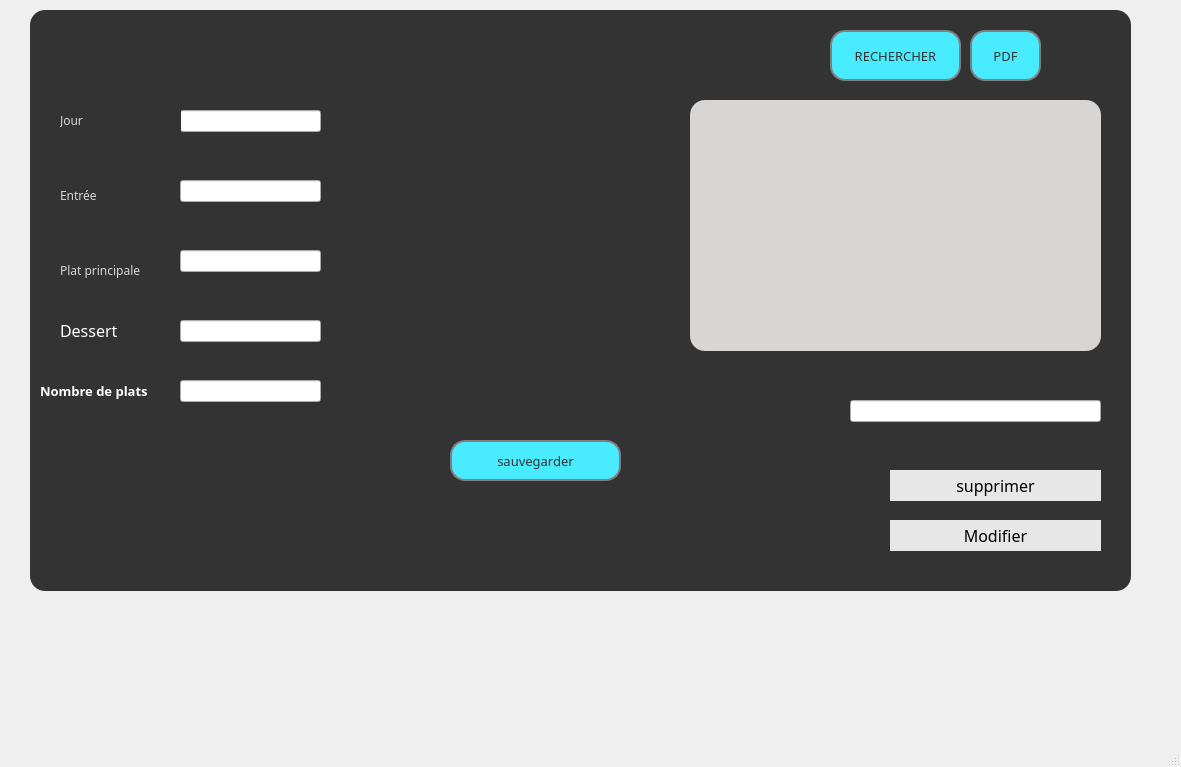
Before: the Qt Designer form mainwindow.ui in chaimachakroun/garderie, drawn with Qt 5.
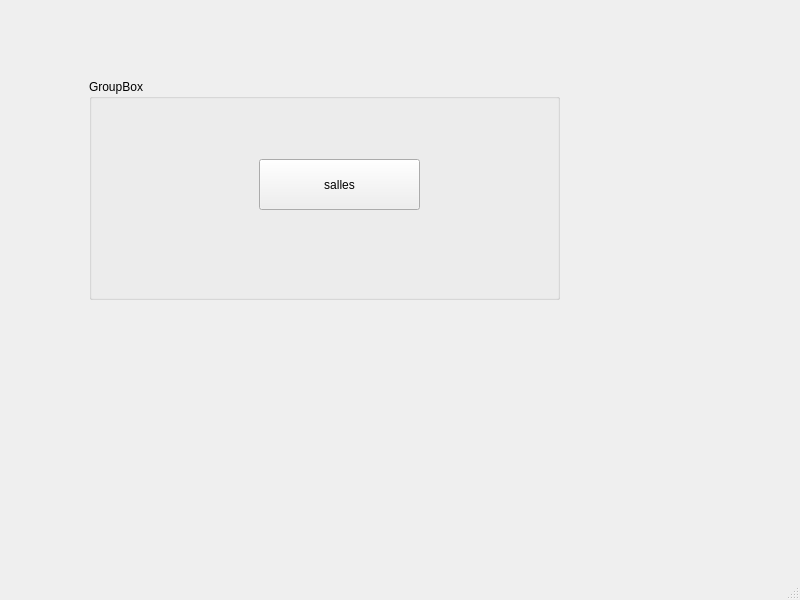
After: the same form once the commit is applied. Icons and pictures are not drawn.

```diff
--- a/mainwindow.ui
+++ b/mainwindow.ui
@@ -6,519 +6,37 @@
    <rect>
     <x>0</x>
     <y>0</y>
-    <width>1181</width>
-    <height>767</height>
+    <width>800</width>
+    <height>600</height>
    </rect>
   </property>
   <property name="windowTitle">
    <string>MainWindow</string>
   </property>
   <widget class="QWidget" name="centralwidget">
-   <widget class="QFrame" name="frame_2">
+   <widget class="QGroupBox" name="groupBox">
     <property name="geometry">
      <rect>
-      <x>30</x>
-      <y>10</y>
-      <width>1101</width>
-      <height>581</height>
+      <x>89</x>
+      <y>79</y>
+      <width>471</width>
+      <height>221</height>
      </rect>
     </property>
-    <property name="styleSheet">
-     <string notr="true">*{
-font-family:century gothic ; 
-front-size:24px
-}
-QFrame
-{
- background:#333;
-border-radius:15px; 
-}
-QPushButton
-{
-background:red ; 
-border-radius:60px; 
-}
-QToolButton
-{
-backfround:red;
-boder-radius:60px;
-}</string>
+    <property name="title">
+     <string>GroupBox</string>
     </property>
-    <property name="frameShape">
-     <enum>QFrame::StyledPanel</enum>
-    </property>
-    <property name="frameShadow">
-     <enum>QFrame::Raised</enum>
-    </property>
-    <widget class="QLineEdit" name="lineEmpl_2">
+    <widget class="QPushButton" name="pushButton">
      <property name="geometry">
       <rect>
-       <x>150</x>
-       <y>170</y>
-       <width>141</width>
-       <height>22</height>
-      </rect>
-     </property>
-     <property name="font">
-      <font>
-       <family>century gothic</family>
-       <pointsize>12</pointsize>
-      </font>
-     </property>
-    </widget>
-    <widget class="QLabel" name="tache_4">
-     <property name="enabled">
-      <bool>true</bool>
-     </property>
-     <property name="geometry">
-      <rect>
-       <x>10</x>
-       <y>370</y>
-       <width>171</width>
-       <height>21</height>
-      </rect>
-     </property>
-     <property name="font">
-      <font>
-       <family>century gothic</family>
-       <pointsize>10</pointsize>
-       <weight>75</weight>
-       <bold>true</bold>
-       <kerning>true</kerning>
-      </font>
-     </property>
-     <property name="styleSheet">
-      <string notr="true">QLabel
-{
-color:white;
-}</string>
-     </property>
-     <property name="text">
-      <string>Nombre de plats</string>
-     </property>
-     <property name="textFormat">
-      <enum>Qt::AutoText</enum>
-     </property>
-     <property name="wordWrap">
-      <bool>false</bool>
-     </property>
-     <property name="margin">
-      <number>0</number>
-     </property>
-     <property name="indent">
-      <number>-1</number>
-     </property>
-    </widget>
-    <widget class="QLineEdit" name="lineEmpl_3">
-     <property name="geometry">
-      <rect>
-       <x>150</x>
-       <y>240</y>
-       <width>141</width>
-       <height>22</height>
-      </rect>
-     </property>
-     <property name="font">
-      <font>
-       <family>century gothic</family>
-       <pointsize>12</pointsize>
-      </font>
-     </property>
-    </widget>
-    <widget class="QLineEdit" name="lineEmpl_4">
-     <property name="geometry">
-      <rect>
-       <x>150</x>
-       <y>100</y>
-       <width>141</width>
-       <height>22</height>
-      </rect>
-     </property>
-     <property name="font">
-      <font>
-       <family>century gothic</family>
-       <pointsize>12</pointsize>
-      </font>
-     </property>
-    </widget>
-    <widget class="QTableView" name="tablerepas">
-     <property name="geometry">
-      <rect>
-       <x>660</x>
-       <y>90</y>
-       <width>411</width>
-       <height>251</height>
-      </rect>
-     </property>
-     <property name="styleSheet">
-      <string notr="true">QTableView {
-    background-color: #d7d6d5
-}</string>
-     </property>
-    </widget>
-    <widget class="QLabel" name="tache">
-     <property name="enabled">
-      <bool>true</bool>
-     </property>
-     <property name="geometry">
-      <rect>
-       <x>30</x>
-       <y>310</y>
-       <width>81</width>
-       <height>21</height>
-      </rect>
-     </property>
-     <property name="font">
-      <font>
-       <family>century gothic</family>
-       <pointsize>12</pointsize>
-       <kerning>true</kerning>
-      </font>
-     </property>
-     <property name="styleSheet">
-      <string notr="true">QLabel
-{
-color:white;
-}</string>
-     </property>
-     <property name="text">
-      <string>Dessert</string>
-     </property>
-     <property name="textFormat">
-      <enum>Qt::AutoText</enum>
-     </property>
-     <property name="wordWrap">
-      <bool>false</bool>
-     </property>
-     <property name="margin">
-      <number>0</number>
-     </property>
-     <property name="indent">
-      <number>-1</number>
-     </property>
-    </widget>
-    <widget class="QLineEdit" name="lineTache">
-     <property name="geometry">
-      <rect>
-       <x>150</x>
-       <y>310</y>
-       <width>141</width>
-       <height>22</height>
-      </rect>
-     </property>
-     <property name="font">
-      <font>
-       <family>century gothic</family>
-       <pointsize>12</pointsize>
-      </font>
-     </property>
-    </widget>
-    <widget class="QLineEdit" name="lineTache_2">
-     <property name="geometry">
-      <rect>
-       <x>150</x>
-       <y>370</y>
-       <width>141</width>
-       <height>22</height>
-      </rect>
-     </property>
-     <property name="font">
-      <font>
-       <family>century gothic</family>
-       <pointsize>12</pointsize>
-      </font>
-     </property>
-    </widget>
-    <widget class="QPushButton" name="pushButton_3">
-     <property name="geometry">
-      <rect>
-       <x>860</x>
-       <y>510</y>
-       <width>211</width>
-       <height>31</height>
-      </rect>
-     </property>
-     <property name="font">
-      <font>
-       <family>century gothic</family>
-       <pointsize>-1</pointsize>
-       <underline>false</underline>
-       <strikeout>false</strikeout>
-      </font>
-     </property>
-     <property name="styleSheet">
-      <string notr="true">QPushButton
-{
-background-color: #e7e7e7; 
-  border: none;
-  color: black;
-   
-  text-align: center;
-  text-decoration: none;
-  display: inline-block;
-  font-size: 16px;
-}
-QPushButton:hover
-{
-background-color: #e7e7e7; /* Green */
-background:#555555 ; 
-  border: none;
-  color: white;
- 
-  text-align: center;
-  text-decoration: none;
-  display: inline-block;
-  font-size: 16px;
-}</string>
-     </property>
-     <property name="text">
-      <string>Modifier</string>
-     </property>
-    </widget>
-    <widget class="QPushButton" name="pushButton_4">
-     <property name="geometry">
-      <rect>
-       <x>860</x>
-       <y>460</y>
-       <width>211</width>
-       <height>31</height>
-      </rect>
-     </property>
-     <property name="font">
-      <font>
-       <family>century gothic</family>
-       <pointsize>-1</pointsize>
-       <underline>false</underline>
-       <strikeout>false</strikeout>
-      </font>
-     </property>
-     <property name="styleSheet">
-      <string notr="true">QPushButton
-{
-background-color: #e7e7e7; 
-  border: none;
-  color: black;
-   
-  text-align: center;
-  text-decoration: none;
-  display: inline-block;
-  font-size: 16px;
-}
-QPushButton:hover
-{
-background-color: #e7e7e7; /* Green */
-background:#555555 ; 
-  border: none;
-  color: white;
- 
-  text-align: center;
-  text-decoration: none;
-  display: inline-block;
-  font-size: 16px;
-}</string>
-     </property>
-     <property name="text">
-      <string>supprimer</string>
-     </property>
-    </widget>
-    <widget class="QLabel" name="label_2">
-     <property name="geometry">
-      <rect>
-       <x>30</x>
-       <y>100</y>
-       <width>121</width>
-       <height>21</height>
-      </rect>
-     </property>
-     <property name="styleSheet">
-      <string notr="true">QLabel{
-    color: #d7d6d5
-
-}</string>
-     </property>
-     <property name="text">
-      <string>Jour</string>
-     </property>
-    </widget>
-    <widget class="QLabel" name="label_3">
-     <property name="geometry">
-      <rect>
-       <x>30</x>
-       <y>170</y>
-       <width>111</width>
-       <height>31</height>
-      </rect>
-     </property>
-     <property name="styleSheet">
-      <string notr="true">QLabel{
-    color: #d7d6d5
-
-}</string>
-     </property>
-     <property name="text">
-      <string>Entrée</string>
-     </property>
-    </widget>
-    <widget class="QLabel" name="label_4">
-     <property name="geometry">
-      <rect>
-       <x>30</x>
-       <y>250</y>
-       <width>91</width>
-       <height>21</height>
-      </rect>
-     </property>
-     <property name="styleSheet">
-      <string notr="true">QLabel{
-    color: #d7d6d5
-
-}</string>
-     </property>
-     <property name="text">
-      <string>Plat principale</string>
-     </property>
-    </widget>
-    <widget class="QPushButton" name="sauvegarder_3">
-     <property name="geometry">
-      <rect>
-       <x>420</x>
-       <y>430</y>
-       <width>171</width>
-       <height>41</height>
-      </rect>
-     </property>
-     <property name="font">
-      <font>
-       <family>century gothic</family>
-       <pointsize>10</pointsize>
-      </font>
-     </property>
-     <property name="styleSheet">
-      <string notr="true">QPushButton
-{
-background:#49ebff ; 
-border-radius:15px; 
-color:#333; 
-border: 2px solid gray ;
-padding: 0.8px;
-}
-QPushButton:hover
-{
-color:#333; 
-border-radius:15px;
-background:#c7cf00;
-border: 2px solid gray ;
-padding: 0.8px;
-}</string>
-     </property>
-     <property name="text">
-      <string>sauvegarder</string>
-     </property>
-    </widget>
-    <widget class="QLineEdit" name="lineTache_3">
-     <property name="geometry">
-      <rect>
-       <x>820</x>
-       <y>390</y>
-       <width>251</width>
-       <height>22</height>
-      </rect>
-     </property>
-     <property name="font">
-      <font>
-       <family>century gothic</family>
-       <pointsize>12</pointsize>
-      </font>
-     </property>
-    </widget>
-    <widget class="QLabel" name="label">
-     <property name="geometry">
-      <rect>
-       <x>350</x>
-       <y>120</y>
-       <width>181</width>
-       <height>211</height>
-      </rect>
-     </property>
-     <property name="text">
-      <string/>
-     </property>
-     <property name="pixmap">
-      <pixmap>../../Desktop/le petit.png</pixmap>
-     </property>
-    </widget>
-    <widget class="QPushButton" name="sauvegarder_4">
-     <property name="geometry">
-      <rect>
-       <x>940</x>
-       <y>20</y>
-       <width>71</width>
+       <x>170</x>
+       <y>80</y>
+       <width>161</width>
        <height>51</height>
       </rect>
      </property>
-     <property name="font">
-      <font>
-       <family>century gothic</family>
-       <pointsize>10</pointsize>
-      </font>
-     </property>
-     <property name="styleSheet">
-      <string notr="true">QPushButton
-{
-background:#49ebff ; 
-border-radius:15px; 
-color:#333; 
-border: 2px solid gray ;
-padding: 0.8px;
-}
-QPushButton:hover
-{
-color:#333; 
-border-radius:15px;
-background:#c7cf00;
-border: 2px solid gray ;
-padding: 0.8px;
-}</string>
-     </property>
      <property name="text">
-      <string>PDF</string>
-     </property>
-    </widget>
-    <widget class="QPushButton" name="sauvegarder_5">
-     <property name="geometry">
-      <rect>
-       <x>800</x>
-       <y>20</y>
-       <width>131</width>
-       <height>51</height>
-      </rect>
-     </property>
-     <property name="font">
-      <font>
-       <family>century gothic</family>
-       <pointsize>10</pointsize>
-      </font>
-     </property>
-     <property name="styleSheet">
-      <string notr="true">QPushButton
-{
-background:#49ebff ; 
-border-radius:15px; 
-color:#333; 
-border: 2px solid gray ;
-padding: 0.8px;
-}
-QPushButton:hover
-{
-color:#333; 
-border-radius:15px;
-background:#c7cf00;
-border: 2px solid gray ;
-padding: 0.8px;
-}</string>
-     </property>
-     <property name="text">
-      <string>RECHERCHER</string>
+      <string>salles</string>
      </property>
     </widget>
    </widget>
```
Left out of the diff: 4 changed lines with no effect on the pictures.
